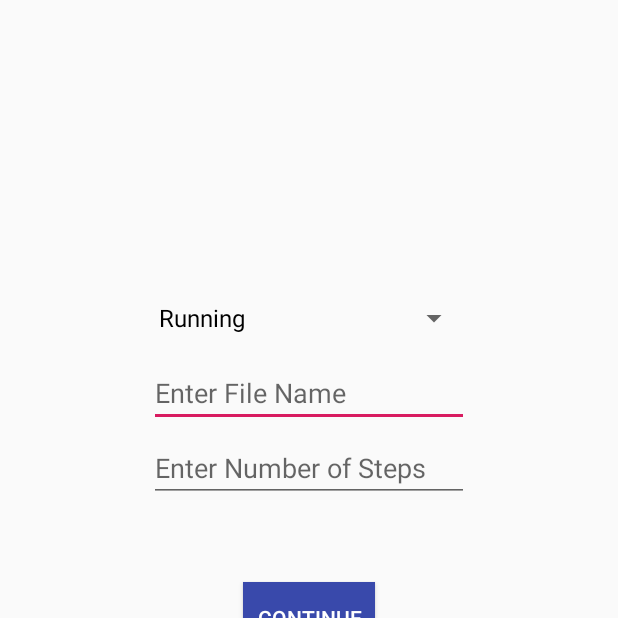
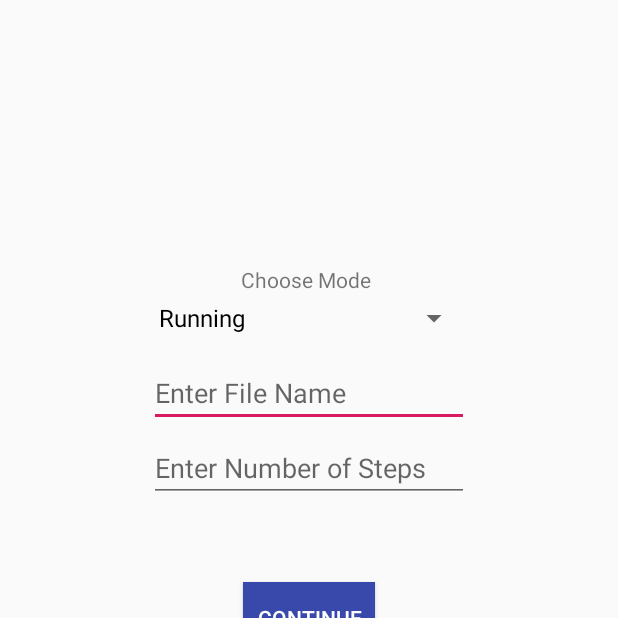
Before and after one commit to saashd/IOT-Project, an Android app: the fragment SelectModeFragment shown on its own in the app's theme, on a phone screen of 412 x 824 dp, the top half of it. Run offline under Robolectric (Android 15) with nearby library versions, the phone set to English and light mode, and no system bars; 1 statement that could not run was skipped.

Commit message:
- Changes made acc to Michael's instructions

```diff
--- a/app/src/main/java/com/example/tutorial6/TerminalFragment.java
+++ b/app/src/main/java/com/example/tutorial6/TerminalFragment.java
@@ -529,7 +529,11 @@ public class TerminalFragment extends Fragment implements ServiceConnection, Ser
     @Override
     public void onSerialRead(byte[] data) {
         if (isReceiving) {
-            receive(data);
+            try {
+                receive(data);
+            } catch (Exception e) {
+                e.printStackTrace();
+            }
         }
 
     }
--- a/app/src/main/res/layout/fragment_select_mode.xml
+++ b/app/src/main/res/layout/fragment_select_mode.xml
@@ -5,6 +5,14 @@
     android:layout_height="match_parent"
     tools:context=".SelectModeFragment">
 
+    <TextView
+        android:id="@+id/textView1"
+        android:layout_width="90dp"
+        android:layout_height="wrap_content"
+        android:layout_gravity="center"
+        android:layout_marginBottom="225dp"
+        android:ems="10"
+        android:text="Choose Mode" />
 
     <Spinner
         android:id="@+id/spinner"
@@ -41,9 +49,7 @@
         android:layout_marginHorizontal="80dp"
         android:background="@color/colorPrimary"
         android:text="Continue"
-
         android:textColor="@android:color/white" />
 
 
-
 </FrameLayout>
```
